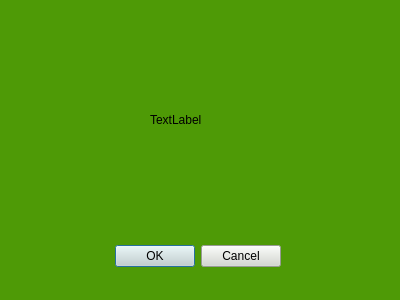
Before: the Qt Designer form serverstate.ui in XiangWang2Fly/iWords-Linux-PC, drawn with Qt 5.
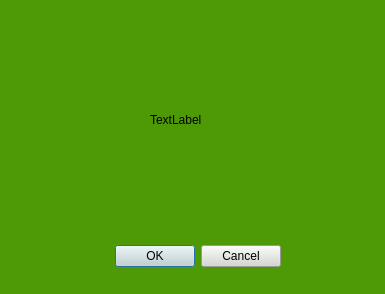
After: the same form once the commit is applied.

What changed in the file:
```diff
--- a/serverstate.ui
+++ b/serverstate.ui
@@ -6,8 +6,8 @@
    <rect>
     <x>0</x>
     <y>0</y>
-    <width>400</width>
-    <height>300</height>
+    <width>385</width>
+    <height>294</height>
    </rect>
   </property>
   <property name="windowTitle">
```
